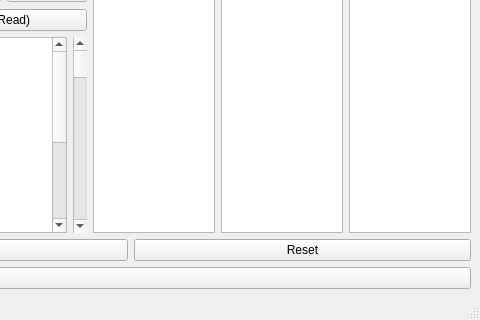
cpuex2021-1/simulator, file OreOre-V-CMake-JIT/mainwindow.ui: the form before one commit; both pictures show x 903 to 1383 and y 280 to 600 of the 1383 by 600 pixel window.
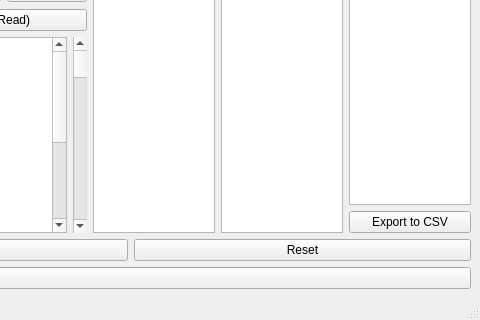
The form after the commit.

Commit message: Added Export function to GUI

Diff of the .ui file:
```diff
--- a/OreOre-V-CMake-JIT/mainwindow.ui
+++ b/OreOre-V-CMake-JIT/mainwindow.ui
@@ -606,6 +606,13 @@
         <item>
          <widget class="QTextBrowser" name="statsTextBrowser"/>
         </item>
+        <item>
+         <widget class="QPushButton" name="exportCSVButton">
+          <property name="text">
+           <string>Export to CSV</string>
+          </property>
+         </widget>
+        </item>
        </layout>
       </item>
      </layout>
```
The commit also changes 2 other files.
